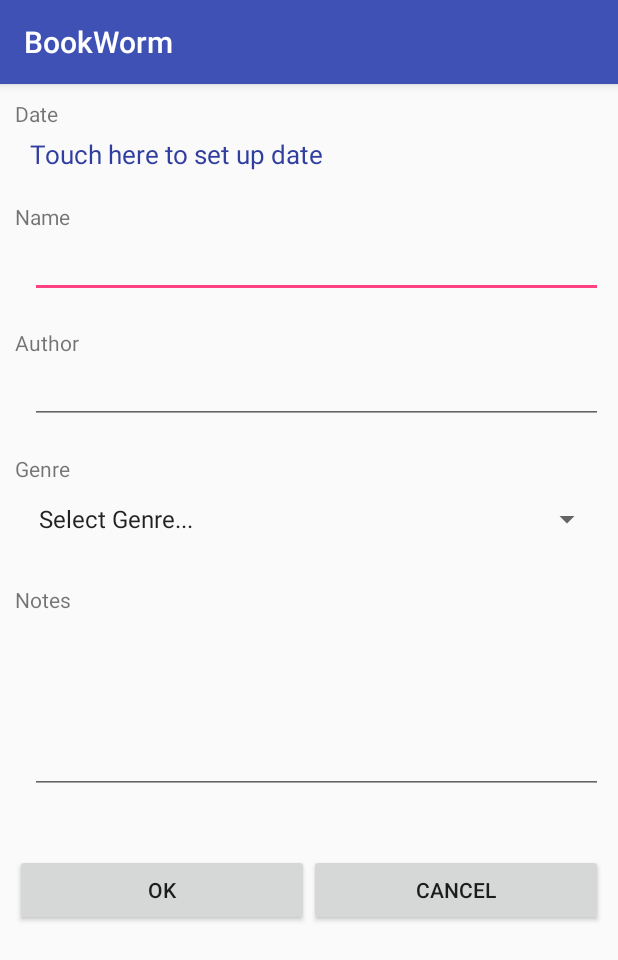
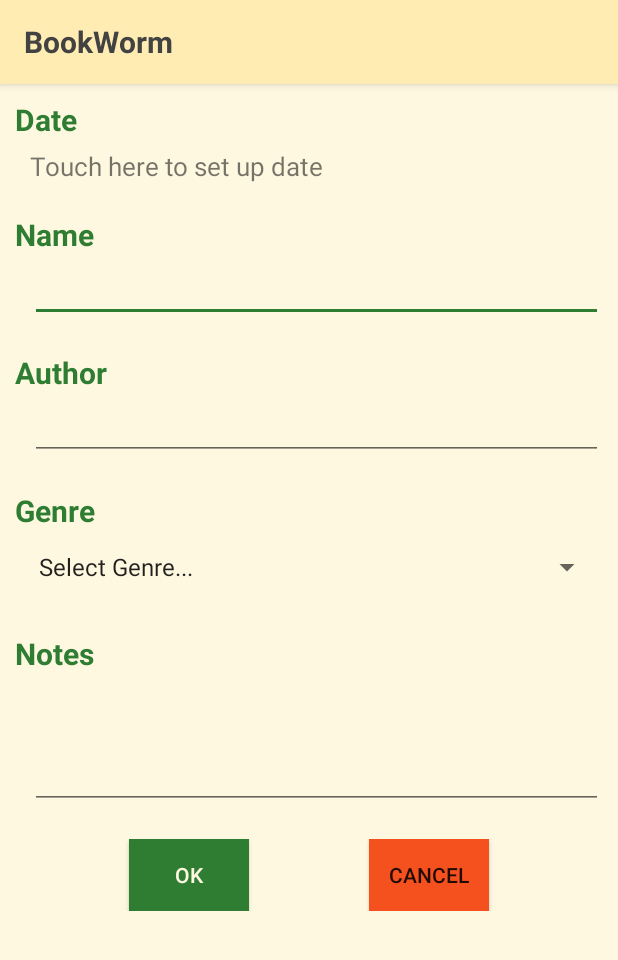
Before and after one commit to cunnla/BookWorm, an Android app: the AddBook screen opened directly, with no data from a screen before it, on a phone screen of 412 x 824 dp. Shown: the top 960 px of the screen. Run offline under Robolectric (Android 15) with nearby library versions, the phone set to English and light mode, and no system bars.

Commit message:
Colors added

```diff
--- a/app/src/main/java/cunnla/cunnla/bookworm/AddBook.java
+++ b/app/src/main/java/cunnla/cunnla/bookworm/AddBook.java
@@ -1,29 +1,15 @@
 package cunnla.cunnla.bookworm;
 
-import android.app.DatePickerDialog;
 import android.content.Intent;
-import android.graphics.Color;
 import android.support.v7.app.AppCompatActivity;
 import android.os.Bundle;
-import android.util.Log;
 import android.view.View;
-import android.view.ViewGroup;
 import android.widget.AdapterView;
-import android.widget.ArrayAdapter;
 import android.widget.Button;
-import android.widget.DatePicker;
 import android.widget.EditText;
-import android.widget.ListAdapter;
 import android.widget.Spinner;
 import android.widget.TextView;
 import android.widget.Toast;
-
-import java.text.ParseException;
-import java.text.SimpleDateFormat;
-import java.util.ArrayList;
-import java.util.Arrays;
-import java.util.Calendar;
-import java.util.Date;
 
 public class AddBook extends AppCompatActivity implements View.OnClickListener, AdapterView.OnItemSelectedListener, utilsCallBack {
 
@@ -45,7 +31,7 @@ public class AddBook extends AppCompatActivity implements View.OnClickListener,
     @Override
     protected void onCreate(Bundle savedInstanceState) {
         super.onCreate(savedInstanceState);
-        setContentView(R.layout.activity_add_book);
+        setContentView(R.layout.activity_add_edit_book);
 
         utils = new Utils(this);
 
--- a/app/src/main/java/cunnla/cunnla/bookworm/BookAdapter.java
+++ b/app/src/main/java/cunnla/cunnla/bookworm/BookAdapter.java
@@ -1,6 +1,7 @@
 package cunnla.cunnla.bookworm;
 
 import android.content.Context;
+import android.graphics.Color;
 import android.support.annotation.LayoutRes;
 import android.support.annotation.NonNull;
 import android.support.annotation.Nullable;
@@ -16,15 +17,18 @@ import java.util.List;
 
 public class BookAdapter extends ArrayAdapter<Book> {
 
-
     private Context mContext;
     private List <Book> bookList = new ArrayList<>();
+    int[] colors = new int[2];
 
     public BookAdapter(@NonNull Context context, int resource, @NonNull ArrayList<Book> list) {
         super(context, 0, list);
 
         mContext = context;
         bookList = list;
+
+        colors[0] = mContext.getResources().getColor(R.color.colorPrimary);
+        colors[1] = mContext.getResources().getColor(R.color.colorPrimaryLight);
 
     }
 
@@ -36,6 +40,8 @@ public class BookAdapter extends ArrayAdapter<Book> {
             listItem = LayoutInflater.from(mContext).inflate(R.layout.list_book,parent,false);
 
         Book currentBook = bookList.get(position);
+
+        listItem.setBackgroundColor(colors[position % 2]);
 
         TextView tvDate = (TextView) listItem.findViewById(R.id.tvDate);
         //tvDate.setText(currentBook.bookDate);
--- a/app/src/main/java/cunnla/cunnla/bookworm/EditBook.java
+++ b/app/src/main/java/cunnla/cunnla/bookworm/EditBook.java
@@ -1,31 +1,15 @@
 package cunnla.cunnla.bookworm;
 
-import android.app.DatePickerDialog;
 import android.content.Intent;
-import android.graphics.Color;
 import android.support.v7.app.AppCompatActivity;
 import android.os.Bundle;
-import android.util.Log;
 import android.view.View;
-import android.view.ViewGroup;
 import android.widget.AdapterView;
-import android.widget.ArrayAdapter;
 import android.widget.Button;
-import android.widget.DatePicker;
 import android.widget.EditText;
 import android.widget.Spinner;
 import android.widget.TextView;
 import android.widget.Toast;
-
-import java.text.ParseException;
-import java.text.SimpleDateFormat;
-import java.time.LocalDate;
-import java.util.ArrayList;
-import java.util.Arrays;
-import java.util.Calendar;
-import java.util.Date;
-import java.util.GregorianCalendar;
-import java.util.List;
 
 public class EditBook extends AppCompatActivity implements View.OnClickListener,  AdapterView.OnItemSelectedListener, utilsCallBack {
 
@@ -45,7 +29,7 @@ public class EditBook extends AppCompatActivity implements View.OnClickListener,
     @Override
     protected void onCreate(Bundle savedInstanceState) {
         super.onCreate(savedInstanceState);
-        setContentView(R.layout.activity_edit_book);
+        setContentView(R.layout.activity_add_edit_book);
 
         utils = new Utils(this);
 
--- a/app/src/main/java/cunnla/cunnla/bookworm/Utils.java
+++ b/app/src/main/java/cunnla/cunnla/bookworm/Utils.java
@@ -24,7 +24,7 @@ public class Utils {
 
     //final static int SORT_ARRAY = R.array.;  //does not exist so far, I may need to create it later
     final static int GENRE_ARRAY = R.array.genre_array;
-    final static int SPINNER_LAYOUT = android.R.layout.simple_list_item_1;
+    final static int SPINNER_LAYOUT = R.layout.list_spinner;
 
     ArrayList<String> genreList;
 
--- a/app/src/main/res/layout/activity_add_book.xml
+++ /dev/null
@@ -1,113 +0,0 @@
-<?xml version="1.0" encoding="utf-8"?>
-<LinearLayout
-    xmlns:android="http://schemas.android.com/apk/res/android"
-    android:layout_width="fill_parent"
-    android:layout_height="fill_parent"
-    android:layout_margin="10dp"
-    android:orientation="vertical">
-    <LinearLayout
-        android:layout_width="fill_parent"
-        android:layout_height="wrap_content"
-        android:orientation="vertical">
-         <TextView
-              android:layout_width="match_parent"
-              android:layout_height="wrap_content"
-              android:text="Date"/>
-         <TextView
-             android:id="@+id/tvDate"
-             android:layout_width="match_parent"
-             android:layout_height="wrap_content"
-             android:textSize="17sp"
-             android:textColor="@color/colorPrimaryDark"
-             android:layout_marginTop="5dp"
-             android:layout_marginLeft="10dp"
-             android:layout_marginBottom="20dp">
-         </TextView>
-
-         <TextView
-               android:layout_width="match_parent"
-               android:layout_height="wrap_content"
-               android:text="Name"/>
-         <EditText
-               android:id="@+id/etName"
-               android:layout_width="match_parent"
-               android:layout_height="wrap_content"
-               android:textSize="17sp"
-               android:textColor="@color/colorPrimaryDark"
-               android:layout_marginLeft="10dp"
-               android:layout_marginBottom="20dp">
-         </EditText>
-
-          <TextView
-              android:layout_width="match_parent"
-              android:layout_height="wrap_content"
-              android:text="Author"/>
-         <EditText
-              android:id="@+id/etAuthor"
-              android:layout_width="match_parent"
-              android:layout_height="wrap_content"
-              android:textSize="17sp"
-              android:textColor="@color/colorPrimaryDark"
-              android:layout_marginLeft="10dp"
-              android:layout_marginBottom="20dp">
-         </EditText>
-
-          <TextView
-               android:layout_width="match_parent"
-               android:layout_height="wrap_content"
-               android:text="Genre"/>
-          <Spinner
-              android:id="@+id/spGenre"
-              android:layout_width="match_parent"
-              android:layout_height="wrap_content"
-              android:entries="@array/genre_array"
-              android:layout_marginBottom="20dp"/>
-
-
-          <TextView
-              android:layout_width="match_parent"
-              android:layout_height="wrap_content"
-              android:text="Notes"/>
-          <ScrollView
-              android:id="@+id/scroller"
-              android:layout_width="fill_parent"
-              android:layout_height="120dp"
-              android:scrollbars="vertical"
-              android:fillViewport="true"
-              android:layout_marginLeft="10dp"
-              android:layout_marginBottom="20dp">
-                <EditText
-                      android:id="@+id/etNotes"
-                      android:gravity="top"
-                      android:layout_width="fill_parent"
-                      android:layout_height="fill_parent"
-                      android:textSize="17sp"
-                      android:textColor="@color/colorPrimaryDark">
-                </EditText>
-          </ScrollView>
-    </LinearLayout>
-
-    <LinearLayout
-        android:layout_width="fill_parent"
-        android:layout_height="wrap_content"
-        android:layout_gravity="center"
-        android:layout_marginTop="20dp"
-        android:orientation="horizontal">
-        <Button
-            android:id="@+id/btnOk"
-            android:layout_width="wrap_content"
-            android:layout_height="wrap_content"
-            android:layout_weight="1"
-            android:text="OK">
-        </Button>
-        <Button
-            android:id="@+id/btnCancel"
-            android:layout_width="wrap_content"
-            android:layout_height="wrap_content"
-            android:layout_weight="1"
-            android:text="Cancel">
-        </Button>
-    </LinearLayout>
-
-
-</LinearLayout>
--- a/app/src/main/res/layout/activity_edit_book.xml
+++ b/app/src/main/res/layout/activity_add_edit_book.xml
@@ -3,23 +3,27 @@
     xmlns:android="http://schemas.android.com/apk/res/android"
     android:layout_width="fill_parent"
     android:layout_height="fill_parent"
-    android:layout_margin="10dp"
-    android:orientation="vertical">
+
+    android:orientation="vertical"
+    android:background="@color/colorPrimaryLight">
 
     <LinearLayout
         android:layout_width="fill_parent"
         android:layout_height="wrap_content"
+        android:layout_margin="10dp"
         android:orientation="vertical">
         <TextView
             android:layout_width="match_parent"
-           android:layout_height="wrap_content"
+            android:layout_height="wrap_content"
+            android:textSize="20sp"
+            android:textStyle="bold"
+            android:textColor="@color/colorAccent"
            android:text="Date"/>
         <TextView
             android:id="@+id/tvDate"
             android:layout_width="match_parent"
             android:layout_height="wrap_content"
             android:textSize="17sp"
-            android:textColor="@color/colorPrimaryDark"
             android:layout_marginTop="5dp"
             android:layout_marginLeft="10dp"
             android:layout_marginBottom="20dp">
@@ -28,13 +32,15 @@
        <TextView
            android:layout_width="match_parent"
            android:layout_height="wrap_content"
+           android:textSize="20sp"
+           android:textStyle="bold"
+           android:textColor="@color/colorAccent"
            android:text="Name"/>
        <EditText
           android:id="@+id/etName"
           android:layout_width="match_parent"
           android:layout_height="wrap_content"
           android:textSize="17sp"
-          android:textColor="@color/colorPrimaryDark"
           android:layout_marginLeft="10dp"
           android:layout_marginBottom="20dp">
         </EditText>
@@ -42,13 +48,15 @@
        <TextView
            android:layout_width="match_parent"
            android:layout_height="wrap_content"
+           android:textSize="20sp"
+           android:textStyle="bold"
+           android:textColor="@color/colorAccent"
            android:text="Author"/>
        <EditText
           android:id="@+id/etAuthor"
           android:layout_width="match_parent"
           android:layout_height="wrap_content"
           android:textSize="17sp"
-          android:textColor="@color/colorPrimaryDark"
           android:layout_marginLeft="10dp"
           android:layout_marginBottom="20dp">
        </EditText>
@@ -56,33 +64,38 @@
        <TextView
            android:layout_width="match_parent"
            android:layout_height="wrap_content"
+           android:textSize="20sp"
+           android:textStyle="bold"
+           android:textColor="@color/colorAccent"
            android:text="Genre"/>
         <Spinner
             android:id="@+id/spGenre"
             android:layout_width="match_parent"
             android:layout_height="wrap_content"
             android:entries="@array/genre_array"
+            android:popupBackground="@color/colorPrimaryDark"
             android:layout_marginBottom="20dp"/>
 
        <TextView
            android:layout_width="match_parent"
            android:layout_height="wrap_content"
+           android:textSize="20sp"
+           android:textStyle="bold"
+           android:textColor="@color/colorAccent"
            android:text="Notes"/>
         <ScrollView
             android:id="@+id/scroller"
             android:layout_width="fill_parent"
-            android:layout_height="120dp"
+            android:layout_height="90dp"
             android:scrollbars="vertical"
             android:fillViewport="true"
-            android:layout_marginLeft="10dp"
-            android:layout_marginBottom="20dp">
+            android:layout_marginLeft="10dp">
             <EditText
                 android:id="@+id/etNotes"
                 android:gravity="top"
                 android:layout_width="fill_parent"
                 android:layout_height="fill_parent"
-                android:textSize="17sp"
-                android:textColor="@color/colorPrimaryDark">
+                android:textSize="17sp">
             </EditText>
         </ScrollView>
     </LinearLayout>
@@ -91,20 +104,25 @@
         android:layout_width="fill_parent"
         android:layout_height="wrap_content"
         android:layout_gravity="center"
-        android:layout_marginTop="20dp"
+        android:gravity="center"
+        android:layout_marginTop="10dp"
+        android:layout_margin="10dp"
         android:orientation="horizontal">
         <Button
             android:id="@+id/btnOk"
-            android:layout_width="wrap_content"
+            android:layout_width="80dp"
             android:layout_height="wrap_content"
-            android:layout_weight="1"
+            android:background="@color/colorAccent"
+            android:textColor="@color/colorPrimaryLight"
+            android:layout_marginRight="40dp"
             android:text="OK">
         </Button>
         <Button
             android:id="@+id/btnCancel"
-            android:layout_width="wrap_content"
+            android:layout_width="80dp"
             android:layout_height="wrap_content"
-            android:layout_weight="1"
+            android:background="@color/colorRed"
+            android:layout_marginLeft="40dp"
             android:text="Cancel">
         </Button>
     </LinearLayout>
--- a/app/src/main/res/layout/activity_delete_book.xml
+++ b/app/src/main/res/layout/activity_delete_book.xml
@@ -3,12 +3,14 @@
     xmlns:android="http://schemas.android.com/apk/res/android"
     android:layout_width="fill_parent"
     android:layout_height="fill_parent"
+    android:background="@color/colorPrimary"
     android:orientation="vertical">
 
     <TextView
         android:layout_width="match_parent"
         android:layout_height="wrap_content"
         android:layout_margin="20dp"
+        android:textColor="@color/colorBlack"
         android:text="Are you sure you want to delete this book?"/>
 
     <LinearLayout
@@ -22,6 +24,7 @@
         android:layout_width="wrap_content"
         android:layout_height="wrap_content"
         android:layout_margin="10dp"
+        android:background="@color/colorAccent"
         android:text="Yes">
         </Button>
 
@@ -30,7 +33,8 @@
         android:layout_width="wrap_content"
         android:layout_height="wrap_content"
         android:layout_margin="10dp"
-        android:text="No">
+            android:background="@color/colorRed"
+            android:text="No">
         </Button>
     </LinearLayout>
 
--- a/app/src/main/res/layout/activity_main.xml
+++ b/app/src/main/res/layout/activity_main.xml
@@ -3,12 +3,14 @@
     xmlns:android="http://schemas.android.com/apk/res/android"
     android:layout_width="fill_parent"
     android:layout_height="fill_parent"
-    android:orientation="vertical">
+    android:orientation="vertical"
+    android:background="@color/colorPrimaryLight">
 
     <LinearLayout
         android:layout_width="fill_parent"
         android:layout_height="wrap_content"
         android:gravity="center_vertical"
+        android:background="@color/colorAccent"
         android:orientation="horizontal">
 
         <TextView
@@ -16,8 +18,10 @@
             android:layout_height="wrap_content"
             android:textSize="20sp"
             android:layout_marginTop="20dp"
+            android:layout_marginBottom="20dp"
             android:layout_marginLeft="15dp"
             android:textStyle="bold"
+            android:textColor="@color/colorPrimaryLight"
             android:text="List of Books"
             android:layout_weight="1">
         </TextView>
@@ -26,7 +30,8 @@
             android:id="@+id/btnAdd"
             android:layout_width="150dp"
             android:layout_height="wrap_content"
-            android:layout_marginTop="20dp"
+            android:layout_marginTop="10dp"
+            android:layout_marginBottom="10dp"
             android:layout_marginRight="10dp"
             android:text="Add Book"
             android:layout_weight="1">
@@ -39,25 +44,28 @@
     <LinearLayout
         android:layout_width="fill_parent"
         android:layout_height="wrap_content"
-        android:orientation="horizontal">
+        android:orientation="horizontal"
+        android:background="@color/colorPrimaryVeryDark">
         <Spinner
             android:id="@+id/spSort"
             android:layout_width="wrap_content"
             android:layout_height="wrap_content"
+            android:popupBackground="@color/colorAccentLight"
             android:entries="@array/sort_array"
-            android:layout_marginTop="20dp"
+            android:layout_marginTop="5dp"
             android:layout_marginLeft="10dp"
-            android:layout_marginBottom="20dp"
+            android:layout_marginBottom="5dp"
             android:layout_weight="1"/>
 
         <Spinner
             android:id="@+id/spShowGenre"
             android:layout_width="wrap_content"
             android:layout_height="wrap_content"
+            android:popupBackground="@color/colorAccentLight"
             android:entries="@array/genre_array"
-            android:layout_marginTop="20dp"
+            android:layout_marginTop="5dp"
             android:layout_marginRight="10dp"
-            android:layout_marginBottom="20dp"
+            android:layout_marginBottom="5dp"
             android:layout_weight="1"/>
 
     </LinearLayout>
--- a/app/src/main/res/layout/activity_view_book.xml
+++ b/app/src/main/res/layout/activity_view_book.xml
@@ -3,19 +3,21 @@
     xmlns:android="http://schemas.android.com/apk/res/android"
     android:layout_width="fill_parent"
     android:layout_height="fill_parent"
-    android:layout_margin="10dp"
-    android:orientation="vertical">
+    android:orientation="vertical"
+    android:background="@color/colorPrimaryLight">
 
     <LinearLayout
         android:layout_width="match_parent"
         android:layout_height="wrap_content"
         android:orientation="horizontal"
+        android:layout_margin="10dp"
         android:gravity="center">
         <Button
             android:id="@+id/btnEdit"
             android:layout_width="wrap_content"
             android:layout_height="wrap_content"
             android:layout_margin="10dp"
+            android:background="@color/colorPrimaryVeryDark"
             android:text="Edit">
         </Button>
 
@@ -24,16 +26,22 @@
             android:layout_width="wrap_content"
             android:layout_height="wrap_content"
             android:layout_margin="10dp"
+            android:background="@color/colorRed"
             android:text="Delete">
         </Button>
     </LinearLayout>
 
-
+    <LinearLayout
+        android:layout_width="match_parent"
+        android:layout_height="wrap_content"
+        android:orientation="vertical"
+        android:layout_margin="10dp">
     <TextView
         android:layout_width="match_parent"
         android:layout_height="wrap_content"
         android:textSize="20sp"
         android:textStyle="bold"
+        android:textColor="@color/colorAccent"
         android:text="Date:"/>
     <TextView
         android:id="@+id/tvDate"
@@ -47,6 +55,7 @@
         android:layout_height="wrap_content"
         android:textSize="20sp"
         android:textStyle="bold"
+        android:textColor="@color/colorAccent"
         android:text="Name:"/>
     <TextView
         android:id="@+id/tvName"
@@ -60,6 +69,7 @@
         android:layout_height="wrap_content"
         android:textSize="20sp"
         android:textStyle="bold"
+        android:textColor="@color/colorAccent"
         android:text="Author:"/>
     <TextView
         android:id="@+id/tvAuthor"
@@ -73,6 +83,7 @@
         android:layout_height="wrap_content"
         android:textSize="20sp"
         android:textStyle="bold"
+        android:textColor="@color/colorAccent"
         android:text="Genre:"/>
     <TextView
         android:id="@+id/tvGenre"
@@ -86,6 +97,7 @@
         android:layout_height="wrap_content"
         android:textSize="20sp"
         android:textStyle="bold"
+        android:textColor="@color/colorAccent"
         android:text="Notes:"/>
     <ScrollView
         android:id="@+id/SCROLLER_ID"
@@ -100,6 +112,7 @@
            android:layout_marginBottom="20dp">
        </TextView>
     </ScrollView>
+    </LinearLayout>
 
     <LinearLayout
         android:layout_width="fill_parent"
@@ -112,6 +125,8 @@
             android:id="@+id/btnOk"
             android:layout_width="100dp"
             android:layout_height="wrap_content"
+            android:background="@color/colorAccent"
+            android:textColor="@color/colorPrimaryLight"
             android:text="Go Back">
         </Button>
     </LinearLayout>
--- a/app/src/main/res/layout/list_book.xml
+++ b/app/src/main/res/layout/list_book.xml
@@ -9,7 +9,8 @@
         android:layout_width="100dp"
         android:layout_height="100dp"
         android:textSize="15sp"
-        android:textStyle="bold"/>
+        android:textStyle="bold"
+        android:textColor="@color/colorAccent"/>
 
     <TextView
         android:id="@+id/tvName"
@@ -18,7 +19,8 @@
         android:layout_toRightOf="@id/tvDate"
         android:layout_margin="10dp"
         android:textSize="20sp"
-        android:textStyle="bold"/>
+        android:textStyle="bold"
+        />
 
     <TextView
         android:id="@+id/tvAuthor"
--- /dev/null
+++ b/app/src/main/res/layout/list_spinner.xml
@@ -0,0 +1,10 @@
+<TextView xmlns:android="http://schemas.android.com/apk/res/android"
+    android:id="@android:id/text1"
+    android:layout_width="match_parent"
+    android:layout_height="wrap_content"
+    android:textAppearance="?android:attr/textAppearanceListItemSmall"
+    android:gravity="center_vertical"
+    android:paddingStart="?android:attr/listPreferredItemPaddingStart"
+    android:paddingEnd="?android:attr/listPreferredItemPaddingEnd"
+    android:minHeight="?android:attr/listPreferredItemHeightSmall"
+        />
--- a/app/src/main/res/values/colors.xml
+++ b/app/src/main/res/values/colors.xml
@@ -1,6 +1,17 @@
 <?xml version="1.0" encoding="utf-8"?>
 <resources>
-    <color name="colorPrimary">#3F51B5</color>
-    <color name="colorPrimaryDark">#303F9F</color>
-    <color name="colorAccent">#FF4081</color>
+    <color name="colorPrimary">#FFECB3</color>
+    <color name="colorPrimaryDark">#FFD54F</color>
+    <color name="colorPrimaryVeryDark">#FF8F00</color>
+    <color name="colorPrimaryLight">#FFF8E1</color>
+
+    <color name="colorAccent">#2E7D32</color>
+    <color name="colorAccentLight">#81C784</color>
+
+    <color name="colorRed">#F4511E</color>
+    <color name="colorBlack">#424242</color>
+
+    <color name="textColorPrimary">#424242</color>
+
+
 </resources>
--- a/app/src/main/res/values/strings.xml
+++ b/app/src/main/res/values/strings.xml
@@ -5,6 +5,7 @@
         <item>Select Genre...</item>
         <item>All Genres</item>
         <item>Drama</item>
+        <item>Romance</item>
         <item>Science Fiction</item>
         <item>Fantasy</item>
         <item>Detective Fiction</item>
--- a/app/src/main/res/values/styles.xml
+++ b/app/src/main/res/values/styles.xml
@@ -6,6 +6,31 @@
         <item name="colorPrimary">@color/colorPrimary</item>
         <item name="colorPrimaryDark">@color/colorPrimaryDark</item>
         <item name="colorAccent">@color/colorAccent</item>
+        <item name="android:itemBackground">@color/colorPrimaryVeryDark</item>
+
+        <item name="android:actionBarStyle">@style/MyActionBar</item>
+        <item name="actionBarStyle">@style/MyActionBar</item>
+        <item name="android:windowActionBarOverlay">true</item>
+
     </style>
 
+
+    <!-- style for the action bar backgrounds -->
+    <style name="MyActionBar" parent="@style/Widget.AppCompat.Light.ActionBar">
+        <item name="android:background">@color/colorPrimary</item>
+        <item name="background">@color/colorPrimary</item>
+        <item name="android:titleTextStyle">@style/MyTheme.ActionBar.TitleTextStyle</item>
+        <item name="android:subtitleTextStyle">@style/MyTheme.ActionBar.TitleTextStyle</item>
+        <item name="titleTextStyle">@style/MyTheme.ActionBar.TitleTextStyle</item>
+        <item name="subtitleTextStyle">@style/MyTheme.ActionBar.TitleTextStyle</item>
+    </style>
+
+    <!-- Text -->
+    <style name="MyTheme.ActionBar.TitleTextStyle" parent="@android:style/TextAppearance">
+        <item name="android:textColor">@color/colorBlack</item>
+        <item name="android:textSize">20sp</item>
+        <item name="android:textStyle">bold</item>
+    </style>
+
+
 </resources>
```
